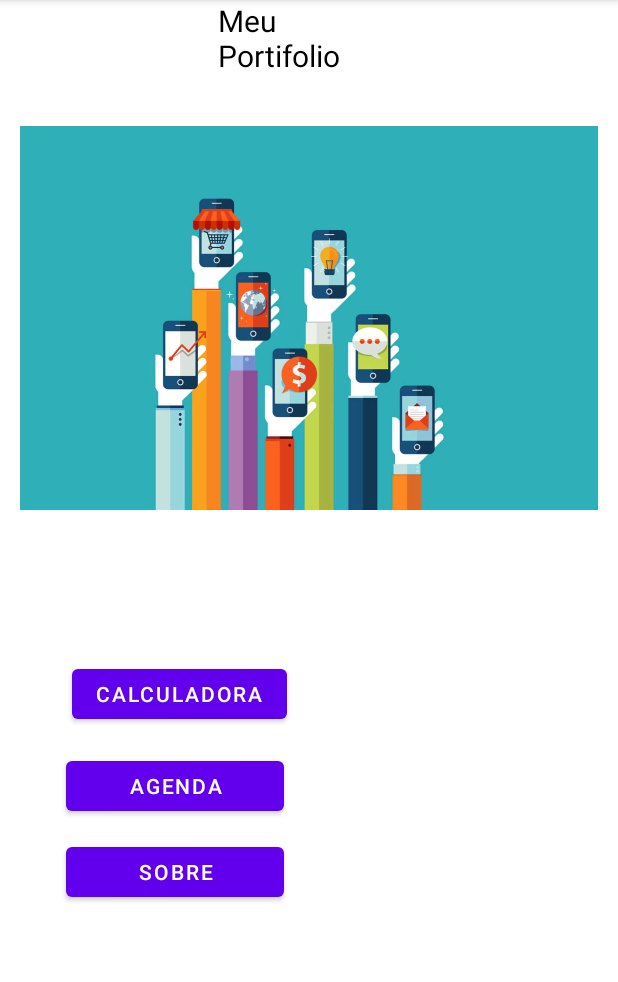
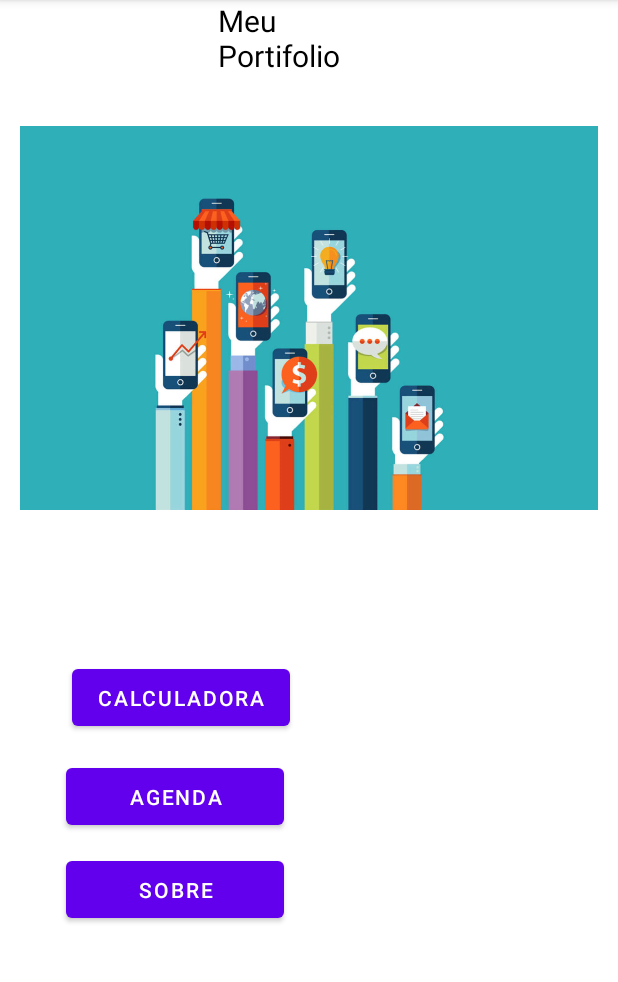
Before and after one commit to BavarescoRicardo/AulaExpositivaSenai, an Android app: the PrincipalActivity screen opened directly, with no data from a screen before it, on a phone screen of 412 x 824 dp, the part 84-1066 px from its top. Run offline under Robolectric (Android 15) with nearby library versions, the phone set to English and light mode, and no system bars.

Commit message:
ajustes layouts botoes

```diff
--- a/app/src/main/res/layout/activity_principal.xml
+++ b/app/src/main/res/layout/activity_principal.xml
@@ -8,8 +8,8 @@
 
     <Button
         android:id="@+id/btnCalc"
-        android:layout_width="wrap_content"
-        android:layout_height="45dp"
+        android:layout_width="145dp"
+        android:layout_height="50dp"
         android:layout_marginStart="48dp"
         android:layout_marginTop="100dp"
         android:onClick="abrirTelaCalculadora"
@@ -20,7 +20,7 @@
     <Button
         android:id="@+id/button2"
         android:layout_width="145dp"
-        android:layout_height="45dp"
+        android:layout_height="50dp"
         android:layout_marginStart="44dp"
         android:layout_marginTop="16dp"
         android:text="Agenda"
@@ -56,7 +56,7 @@
     <Button
         android:id="@+id/button"
         android:layout_width="145dp"
-        android:layout_height="45dp"
+        android:layout_height="50dp"
         android:layout_marginStart="44dp"
         android:layout_marginTop="12dp"
         android:onClick="abrirTelaSobre"
```
